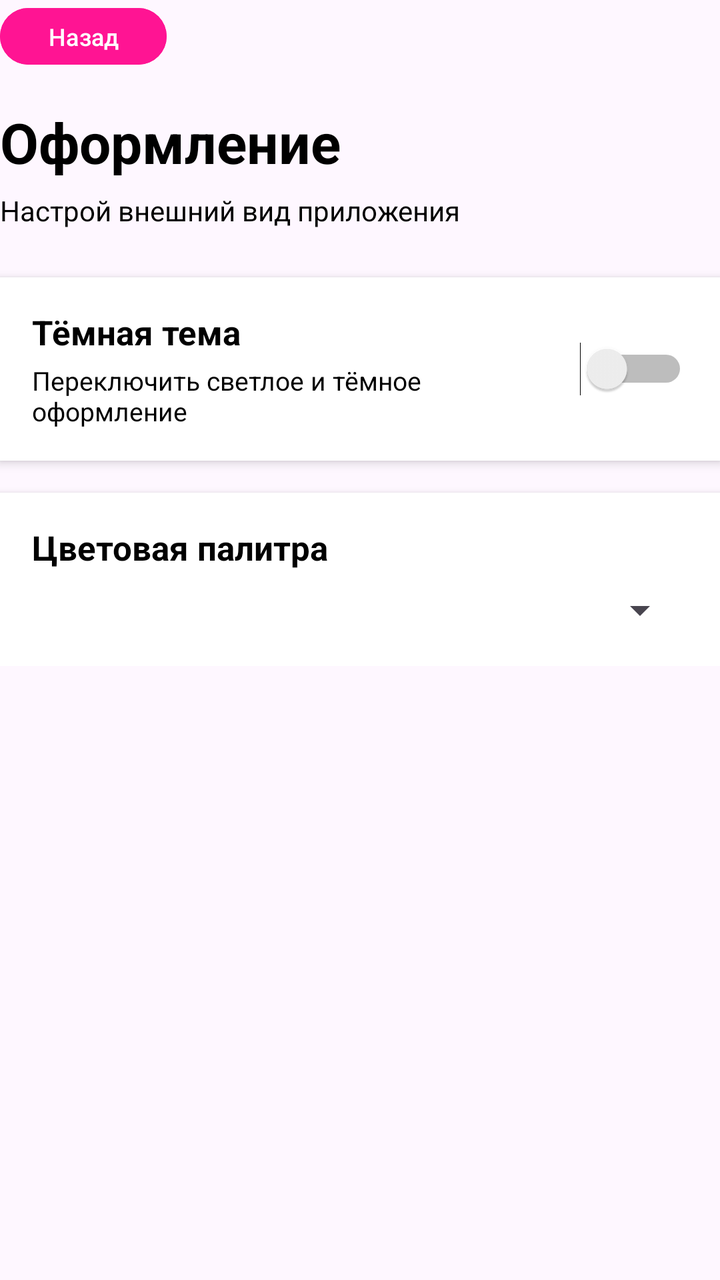
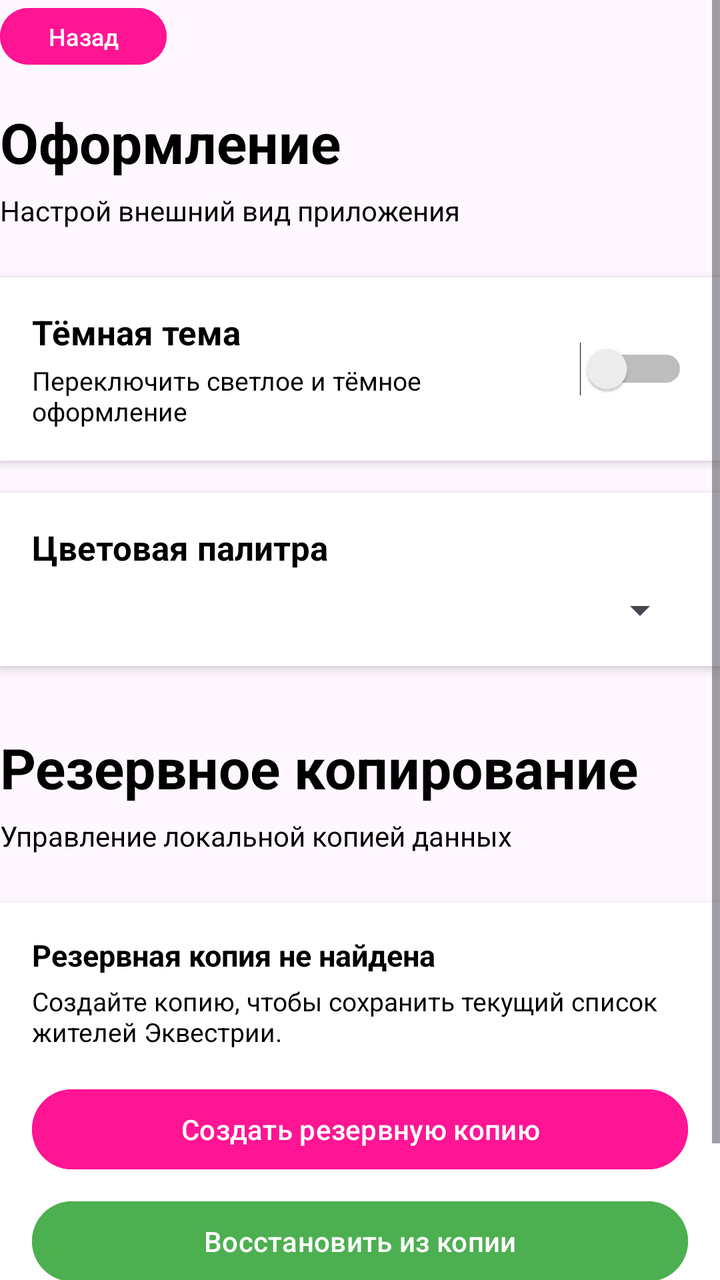

Two renders of the same Android screen: before a commit and after it. Below are the layout's source before the change and the commit's diff.
<!-- AndroidManifest.xml: application theme Base.Theme.MobileDev -->
<!-- res/layout/activity_settings.xml -->
<?xml version="1.0" encoding="utf-8"?>
<ScrollView xmlns:android="http://schemas.android.com/apk/res/android"
    xmlns:app="http://schemas.android.com/apk/res-auto"
    android:layout_width="match_parent"
    android:layout_height="match_parent"
    android:id="@+id/settings"
    android:layout_margin="15dp"
    >

    <LinearLayout
        android:layout_width="match_parent"
        android:layout_height="wrap_content"
        android:orientation="vertical">

        <Button
            android:id="@+id/btn_back_to_content"
            android:layout_width="wrap_content"
            android:layout_height="wrap_content"
            android:text="Назад"
            android:textSize="12sp"
            android:backgroundTint="#FF1493"
            android:textColor="@color/text_primary"
            android:minHeight="0dp"
            android:minWidth="0dp"
            app:layout_constraintTop_toTopOf="parent"
            app:layout_constraintStart_toStartOf="parent" />

        <TextView
            android:layout_width="match_parent"
            android:layout_height="wrap_content"
            android:layout_marginTop="16dp"
            android:text="Оформление"
            android:textColor="@color/text_secondary"
            android:textSize="28sp"
            android:textStyle="bold" />

        <TextView
            android:layout_width="match_parent"
            android:layout_height="wrap_content"
            android:layout_marginTop="6dp"
            android:text="Настрой внешний вид приложения"
            android:textColor="@color/text_secondary"
            android:textSize="14sp" />


        <LinearLayout
            android:layout_width="match_parent"
            android:layout_height="wrap_content"
            android:layout_marginTop="24dp"
            android:background="@color/background"
            android:elevation="3dp"
            android:gravity="center_vertical"
            android:orientation="horizontal"
            android:padding="16dp">

            <LinearLayout
                android:layout_width="0dp"
                android:layout_height="wrap_content"
                android:layout_weight="1"
                android:orientation="vertical">

                <TextView
                    android:id="@+id/dark_theme_text"
                    android:layout_width="match_parent"
                    android:layout_height="wrap_content"
                    android:text="Тёмная тема"
                    android:textColor="@color/text_secondary"
                    android:textSize="17sp"
                    android:textStyle="bold" />

                <TextView
                    android:layout_width="match_parent"
                    android:layout_height="wrap_content"
                    android:layout_marginTop="4dp"
                    android:text="Переключить светлое и тёмное оформление"
                    android:textColor="@color/text_secondary"
                    android:textSize="13sp" />
            </LinearLayout>

            <Switch
                android:id="@+id/switch_dark_theme"
                android:layout_width="wrap_content"
                android:layout_height="wrap_content" />
        </LinearLayout>

        <LinearLayout
            android:layout_width="match_parent"
            android:layout_height="wrap_content"
            android:layout_marginTop="16dp"
            android:background="@color/background"
            android:elevation="3dp"
            android:orientation="vertical"
            android:padding="16dp">

            <TextView
                android:layout_width="match_parent"
                android:layout_height="wrap_content"
                android:text="Цветовая палитра"
                android:textColor="@color/text_secondary"
                android:textSize="17sp"
                android:textStyle="bold" />

            <Spinner
                android:id="@+id/spinner_palette"
                android:layout_width="match_parent"
                android:layout_height="wrap_content"
                android:layout_marginTop="8dp" />

        </LinearLayout>


        

    </LinearLayout>

</ScrollView>
<!-- resources referenced by this layout -->
<resources>
  <color name="background">#FFFFFF</color>
  <color name="text_primary">#FFFFFF</color>
  <color name="text_secondary">#000000</color>
  <style name="Base.Theme.MobileDev" parent="Theme.Material3.DayNight.NoActionBar">
          
          
      </style>
</resources>

<!-- the commit's change to res/layout/activity_settings.xml (unified diff, before → after) -->
@@ -108,6 +108,87 @@
 
         </LinearLayout>
 
+        
+        <TextView
+            android:layout_width="match_parent"
+            android:layout_height="wrap_content"
+            android:layout_marginTop="32dp"
+            android:text="Резервное копирование"
+            android:textColor="@color/text_secondary"
+            android:textSize="28sp"
+            android:textStyle="bold" />
+
+        <TextView
+            android:layout_width="match_parent"
+            android:layout_height="wrap_content"
+            android:layout_marginTop="6dp"
+            android:text="Управление локальной копией данных"
+            android:textColor="@color/text_secondary"
+            android:textSize="14sp" />
+
+        <LinearLayout
+            android:layout_width="match_parent"
+            android:layout_height="wrap_content"
+            android:layout_marginTop="24dp"
+            android:background="@color/background"
+            android:elevation="3dp"
+            android:orientation="vertical"
+            android:padding="16dp">
+
+            <TextView
+                android:id="@+id/tv_backup_status"
+                android:layout_width="match_parent"
+                android:layout_height="wrap_content"
+                android:text="Резервная копия не найдена"
+                android:textColor="@color/text_secondary"
+                android:textSize="15sp"
+                android:textStyle="bold" />
+
+            <TextView
+                android:id="@+id/tv_backup_hint"
+                android:layout_width="match_parent"
+                android:layout_height="wrap_content"
+                android:layout_marginTop="4dp"
+                android:text="Создайте копию, чтобы сохранить текущий список жителей Эквестрии."
+                android:textColor="@color/text_secondary"
+                android:textSize="13sp" />
+
+            <LinearLayout
+                android:layout_width="match_parent"
+                android:layout_height="wrap_content"
+                android:layout_marginTop="16dp"
+                android:orientation="vertical">
+
+                <Button
+                    android:id="@+id/btn_create_backup"
+                    android:layout_width="match_parent"
+                    android:layout_height="wrap_content"
+                    android:backgroundTint="#FF1493"
+                    android:text="Создать резервную копию"
+                    android:textColor="@color/text_primary" />
+
+                <Button
+                    android:id="@+id/btn_restore_backup"
+                    android:layout_width="match_parent"
+                    android:layout_height="wrap_content"
+                    android:layout_marginTop="8dp"
+                    android:backgroundTint="#4CAF50"
+                    android:enabled="false"
+                    android:text="Восстановить из копии"
+                    android:textColor="@color/text_primary" />
+
+                <Button
+                    android:id="@+id/btn_delete_backup"
+                    android:layout_width="match_parent"
+                    android:layout_height="wrap_content"
+                    android:layout_marginTop="8dp"
+                    android:backgroundTint="#F44336"
+                    android:enabled="false"
+                    android:text="Удалить резервную копию"
+                    android:textColor="@color/text_primary" />
+            </LinearLayout>
+        </LinearLayout>
+
 
         
 
